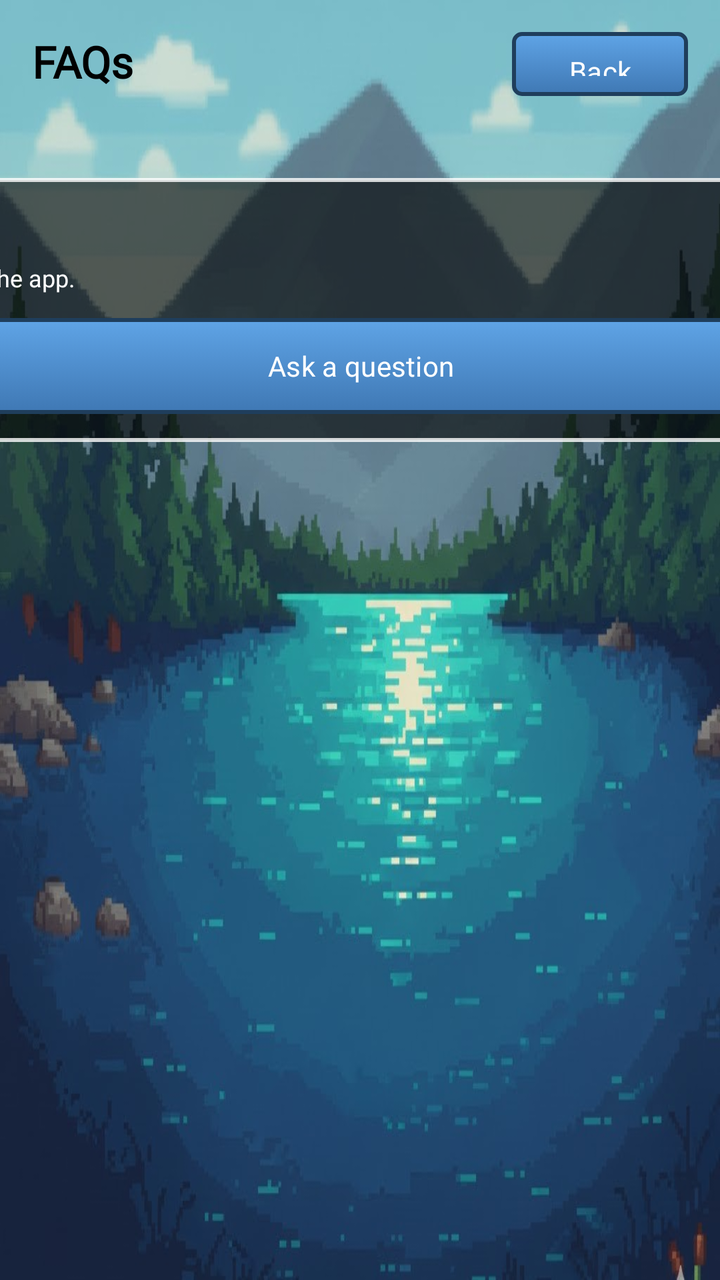
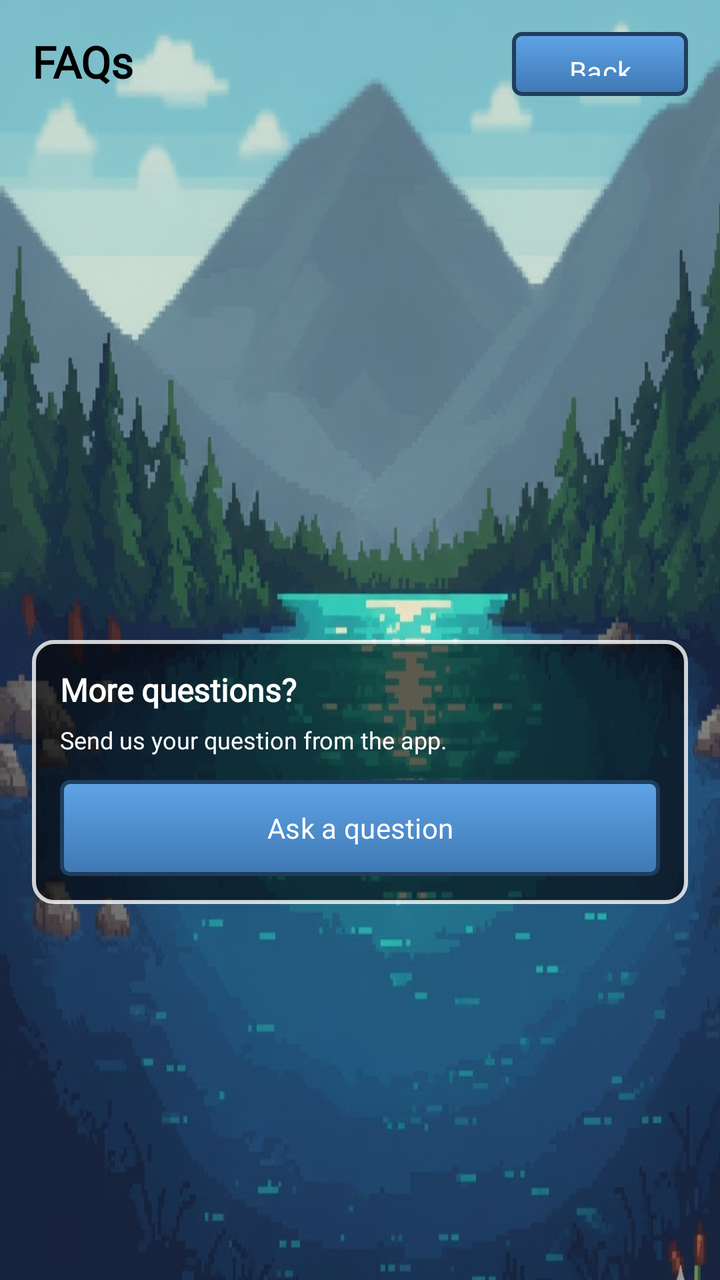

Compare the two renders of this Android layout. The source of the first and the diff that turns it into the second are given below.
<!-- AndroidManifest.xml: application theme Theme.Android_Proyecto -->
<!-- res/layout/activity_faq.xml -->
<?xml version="1.0" encoding="utf-8"?>
<androidx.constraintlayout.widget.ConstraintLayout xmlns:android="http://schemas.android.com/apk/res/android"
    xmlns:app="http://schemas.android.com/apk/res-auto"
    xmlns:tools="http://schemas.android.com/tools"
    android:layout_width="match_parent"
    android:layout_height="match_parent"
    android:background="@drawable/fondologin">


    <Button
        android:id="@+id/btnBack"
        android:layout_width="wrap_content"
        android:layout_height="32dp"
        android:layout_gravity="start|center_vertical"
        android:layout_marginTop="16dp"
        android:layout_marginEnd="16dp"
        android:background="@drawable/pixel_button_bg"
        android:fontFamily="@font/pixel_font"
        android:paddingHorizontal="12dp"
        android:text="Back"
        android:textAllCaps="false"
        android:textSize="14sp"
        app:backgroundTint="@null"
        app:layout_constraintBottom_toBottomOf="parent"
        app:layout_constraintEnd_toEndOf="parent"
        app:layout_constraintHorizontal_bias="1.0"
        app:layout_constraintStart_toStartOf="parent"
        app:layout_constraintTop_toTopOf="parent"
        app:layout_constraintVertical_bias="0.0" />

    <TextView
        android:id="@+id/tvFaqTitle"
        android:layout_width="96dp"
        android:layout_height="29dp"
        android:layout_marginStart="16dp"
        android:layout_marginTop="16dp"
        android:fontFamily="@font/pixel_font"
        android:text="FAQs"
        android:textColor="@android:color/black"
        android:textSize="22sp"
        android:textStyle="bold"
        app:layout_constraintEnd_toEndOf="parent"
        app:layout_constraintHorizontal_bias="0.0"
        app:layout_constraintStart_toStartOf="parent"
        app:layout_constraintTop_toTopOf="parent" />

    <androidx.core.widget.NestedScrollView
        android:id="@+id/scrollFaq"
        android:layout_width="733dp"
        android:layout_height="364dp"
        android:fillViewport="true"
        android:padding="16dp"
        app:layout_constraintBottom_toBottomOf="parent"
        app:layout_constraintEnd_toEndOf="parent"
        app:layout_constraintStart_toStartOf="parent"
        app:layout_constraintTop_toBottomOf="@+id/tvFaqTitle"
        app:layout_constraintVertical_bias="0.0">

        <LinearLayout
            android:layout_width="match_parent"
            android:layout_height="wrap_content"
            android:orientation="vertical">


            <androidx.recyclerview.widget.RecyclerView
                android:id="@+id/recyclerFaqs"
                android:layout_width="match_parent"
                android:layout_height="wrap_content"
                android:layout_marginTop="12dp"
                android:nestedScrollingEnabled="false"
                tools:itemCount="1"
                tools:listitem="@layout/item_faq" />

            <LinearLayout
                android:id="@+id/moreQuestionsContainer"
                android:layout_width="match_parent"
                android:layout_height="wrap_content"
                android:layout_marginTop="16dp"
                android:layout_marginBottom="18dp"
                android:background="@drawable/bg_panel_dark"
                android:orientation="vertical"
                android:padding="14dp">

                <TextView
                    android:id="@+id/tvMoreQuestions"
                    android:layout_width="match_parent"
                    android:layout_height="wrap_content"
                    android:fontFamily="@font/pixel_font"
                    android:text="More questions?"
                    android:textColor="@android:color/white"
                    android:textSize="16sp"
                    android:textStyle="bold" />

                <TextView
                    android:id="@+id/tvMoreQuestionsDesc"
                    android:layout_width="match_parent"
                    android:layout_height="wrap_content"
                    android:layout_marginTop="6dp"
                    android:fontFamily="@font/pixel_font"
                    android:text="Send us your question from the app."
                    android:textColor="@android:color/white"
                    android:textSize="12sp" />

                <Button
                    android:id="@+id/btnAskQuestion"
                    android:layout_width="match_parent"
                    android:layout_height="48dp"
                    android:layout_marginTop="12dp"
                    android:background="@drawable/pixel_button_bg"
                    android:fontFamily="@font/pixel_font"
                    android:text="Ask a question"
                    android:textSize="14sp"
                    app:backgroundTint="@null" />
            </LinearLayout>

        </LinearLayout>
    </androidx.core.widget.NestedScrollView>

</androidx.constraintlayout.widget.ConstraintLayout>
<!-- res/layout/item_faq.xml (included above) -->
<?xml version="1.0" encoding="utf-8"?>
<LinearLayout xmlns:android="http://schemas.android.com/apk/res/android"
android:layout_width="match_parent"
android:layout_height="wrap_content"
android:orientation="vertical"
android:padding="8dp"
android:layout_margin="6dp">


    <LinearLayout
        android:id="@+id/layoutQuestion"
        android:layout_width="match_parent"
        android:layout_height="wrap_content"
        android:background="@drawable/bg_rod_card"
        android:gravity="center_vertical"
        android:orientation="horizontal"
        android:padding="10dp">

        <TextView
            android:id="@+id/tvQuestion"
            android:layout_width="0dp"
            android:layout_height="wrap_content"
            android:layout_weight="1"
            android:fontFamily="@font/pixel_font"
            android:text="¿Cómo consigo monedas?"
            android:textColor="#FFFFFF"
            android:textSize="14sp"
            android:textStyle="bold" />

        
        <ImageView
            android:id="@+id/imgArrow"
            android:layout_width="24dp"
            android:layout_height="24dp"
            android:padding="2dp"
            android:src="@android:drawable/arrow_down_float"/>
    </LinearLayout>


    <TextView
        android:id="@+id/tvAnswer"
        android:layout_width="match_parent"
        android:layout_height="wrap_content"
        android:background="@drawable/bg_rod_card_2"
        android:fontFamily="@font/pixel_font"
        android:padding="10dp"
        android:text="Puedes conseguir monedas pescando peces y vendiéndolos en la tienda."
        android:textColor="#DDDDDD"
        android:textSize="13sp"
        android:visibility="gone" />
</LinearLayout>
<!-- resources referenced by this layout -->
<resources>
  <!-- drawable bg_panel_dark (drawable) -->
  <?xml version="1.0" encoding="utf-8"?>
  <shape xmlns:android="http://schemas.android.com/apk/res/android">
      <solid android:color="#99000000"/>
      <stroke android:width="2dp" android:color="#CCFFFFFF"/>
      <corners android:radius="10dp"/>
  </shape>
  <!-- drawable bg_rod_card (drawable) -->
  <?xml version="1.0" encoding="utf-8"?>
  <shape xmlns:android="http://schemas.android.com/apk/res/android"
      android:shape="rectangle">
  
      <solid android:color="#66000000" />
  
      <stroke
          android:width="2dp"
          android:color="#BBBBBB" />
  
      <corners android:radius="6dp" />
  
      <padding
          android:left="6dp"
          android:top="6dp"
          android:right="6dp"
          android:bottom="6dp" />
  </shape>
  <!-- drawable bg_rod_card_2 (drawable) -->
  <?xml version="1.0" encoding="utf-8"?>
  <shape xmlns:android="http://schemas.android.com/apk/res/android"
      android:shape="rectangle">
  
      <solid android:color="#66000000" />
  
  
      <corners android:bottomLeftRadius="6dp"
           android:bottomRightRadius="6dp"/>
  
  
      <padding
          android:left="6dp"
          android:top="6dp"
          android:right="6dp"
          android:bottom="6dp" />
  </shape>
  <!-- drawable fondologin: jpg bitmap (drawable, 96286 bytes) -->
  <!-- drawable pixel_button_bg (drawable) -->
  <?xml version="1.0" encoding="utf-8"?>
  <selector xmlns:android="http://schemas.android.com/apk/res/android">
  
      <item android:state_pressed="true">
          <shape android:shape="rectangle">
              <corners android:radius="4dp"/>
              <solid android:color="#2D5A8C"/>
              <stroke android:width="2dp" android:color="#1F3E5C"/>
          </shape>
      </item>
  
      <item>
          <shape android:shape="rectangle">
              <corners android:radius="4dp"/>
              <stroke android:width="2dp" android:color="#1F3E5C"/>
              <gradient
                  android:angle="270"
                  android:startColor="#5FA4E6"  android:endColor="#3F78B4"    android:type="linear"/>
          </shape>
      </item>
  </selector>
  <style name="Theme.Android_Proyecto" parent="Base.Theme.Android_Proyecto" />
  <style name="Base.Theme.Android_Proyecto" parent="Theme.Material3.DayNight.NoActionBar">
          
          
      </style>
</resources>

<!-- the commit's change to res/layout/activity_faq.xml (unified diff, before → after) -->
@@ -46,15 +46,11 @@
 
     <androidx.core.widget.NestedScrollView
         android:id="@+id/scrollFaq"
-        android:layout_width="733dp"
+        android:layout_width="match_parent"
         android:layout_height="364dp"
         android:fillViewport="true"
         android:padding="16dp"
-        app:layout_constraintBottom_toBottomOf="parent"
-        app:layout_constraintEnd_toEndOf="parent"
-        app:layout_constraintStart_toStartOf="parent"
-        app:layout_constraintTop_toBottomOf="@+id/tvFaqTitle"
-        app:layout_constraintVertical_bias="0.0">
+        app:layout_constraintBottom_toBottomOf="parent">
 
         <LinearLayout
             android:layout_width="match_parent"
